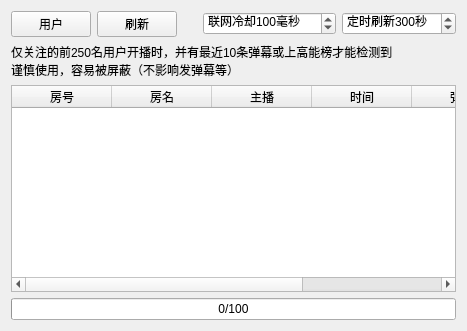
First picture: the form in widgets/catch_you_dialog/catchyouwidget.ui, repository iwxyi/Bilibili-MagicalDanmaku, before the edit.
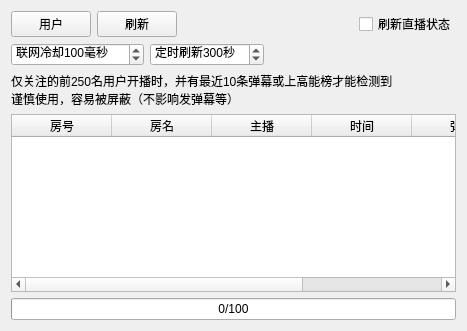
Second picture: the form after the edit.

Commit message: 新增刷新直播间状态

Diff of the .ui file:
```diff
--- a/widgets/catch_you_dialog/catchyouwidget.ui
+++ b/widgets/catch_you_dialog/catchyouwidget.ui
@@ -47,6 +47,23 @@
       </spacer>
      </item>
      <item>
+      <widget class="QCheckBox" name="refreshLiveStatusCheck">
+       <property name="toolTip">
+        <string>&lt;html&gt;&lt;head/&gt;&lt;body&gt;&lt;p&gt;刷新时包括有直播间但未开播的用户，更新直播间状态&lt;/p&gt;&lt;/body&gt;&lt;/html&gt;</string>
+       </property>
+       <property name="text">
+        <string>刷新直播状态</string>
+       </property>
+      </widget>
+     </item>
+    </layout>
+   </item>
+   <item>
+    <layout class="QHBoxLayout" name="horizontalLayout_2">
+     <property name="topMargin">
+      <number>0</number>
+     </property>
+     <item>
       <widget class="QSpinBox" name="cdSpin">
        <property name="toolTip">
         <string>&lt;html&gt;&lt;head/&gt;&lt;body&gt;&lt;p&gt;适当提高冷却值，避免被B站屏蔽&lt;/p&gt;&lt;/body&gt;&lt;/html&gt;</string>
@@ -93,6 +110,19 @@
        </property>
       </widget>
      </item>
+     <item>
+      <spacer name="horizontalSpacer_2">
+       <property name="orientation">
+        <enum>Qt::Horizontal</enum>
+       </property>
+       <property name="sizeHint" stdset="0">
+        <size>
+         <width>40</width>
+         <height>20</height>
+        </size>
+       </property>
+      </spacer>
+     </item>
     </layout>
    </item>
    <item>
```
The commit also changes 2 other files.
